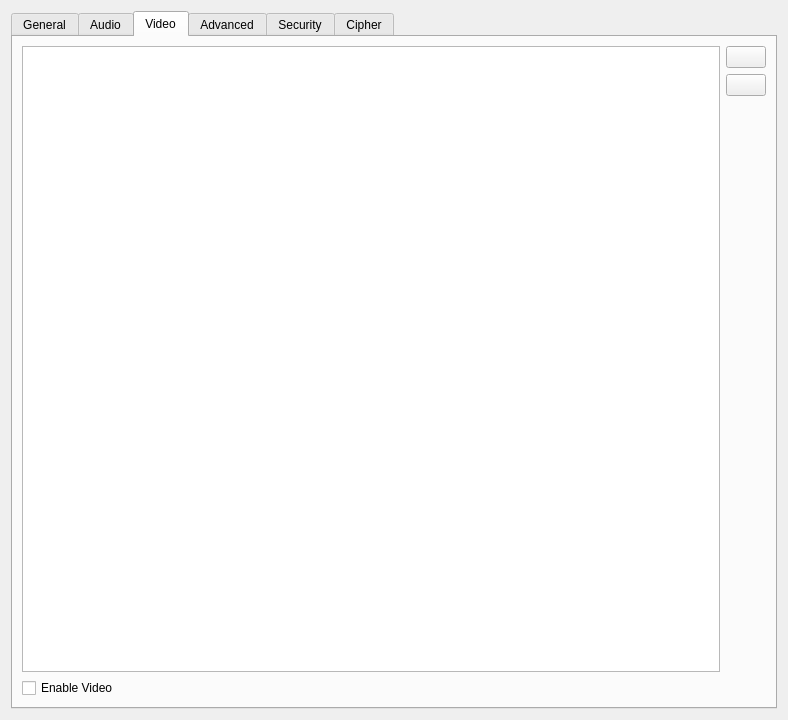
Qt form accountdetails.ui (savoirfairelinux/jami-client-windows) before a commit.
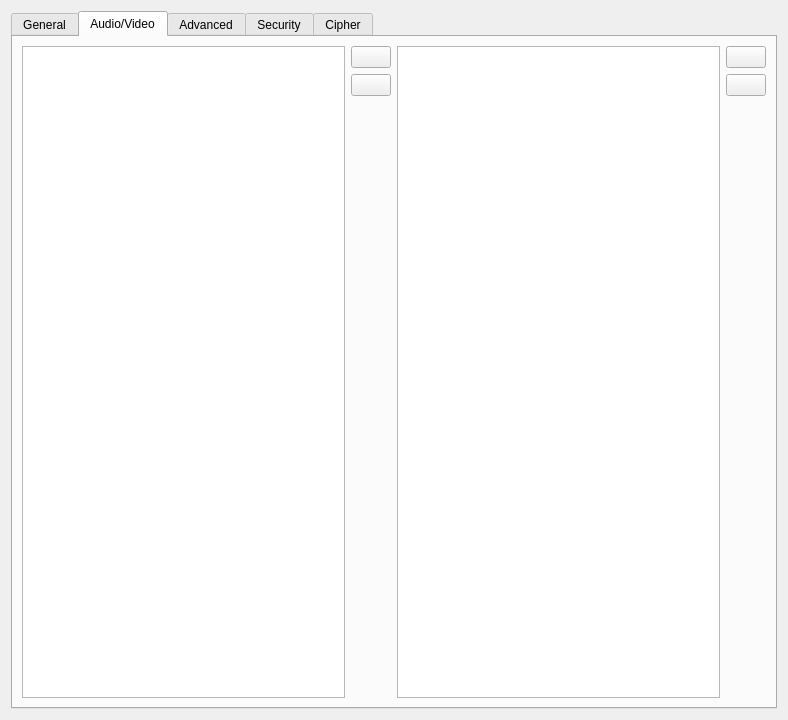
The same form after that commit. The open tabs and pages were chosen to show the change. Icons and pictures are not drawn.

Commit message:
settings: merge audio and video panel
Tuleap: #TBD

The edit to the form file:
```diff
--- a/accountdetails.ui
+++ b/accountdetails.ui
@@ -488,7 +488,7 @@
        </sizepolicy>
       </property>
       <attribute name="title">
-       <string>Audio</string>
+       <string>Audio/Video</string>
       </attribute>
       <layout class="QGridLayout" name="gridLayout_2">
        <item row="0" column="2">
@@ -564,28 +564,11 @@
          </property>
         </widget>
        </item>
-      </layout>
-     </widget>
-     <widget class="QWidget" name="video_codec_tab">
-      <property name="sizePolicy">
-       <sizepolicy hsizetype="MinimumExpanding" vsizetype="MinimumExpanding">
-        <horstretch>0</horstretch>
-        <verstretch>0</verstretch>
-       </sizepolicy>
-      </property>
-      <attribute name="title">
-       <string>Video</string>
-      </attribute>
-      <layout class="QGridLayout" name="gridLayout">
-       <item row="2" column="0">
-        <widget class="QCheckBox" name="lrcfg_isVideoEnabled">
-         <property name="text">
-          <string>Enable Video</string>
-         </property>
-        </widget>
+       <item row="0" column="3">
+        <widget class="QTableView" name="videoCodecView"/>
        </item>
-       <item row="0" column="2">
-        <layout class="QVBoxLayout" name="verticalLayout_2">
+       <item row="0" column="4">
+        <layout class="QVBoxLayout" name="verticalLayout_14">
          <property name="leftMargin">
           <number>0</number>
          </property>
@@ -641,16 +624,6 @@
          </item>
         </layout>
        </item>
-       <item row="0" column="0">
-        <widget class="QTableView" name="videoCodecView">
-         <property name="sizePolicy">
-          <sizepolicy hsizetype="MinimumExpanding" vsizetype="MinimumExpanding">
-           <horstretch>0</horstretch>
-           <verstretch>0</verstretch>
-          </sizepolicy>
-         </property>
-        </widget>
-       </item>
       </layout>
      </widget>
      <widget class="QWidget" name="advancedTab">
```
Left out of the diff: 4 changed lines with no effect on the pictures. The commit also changes 1 other file.
